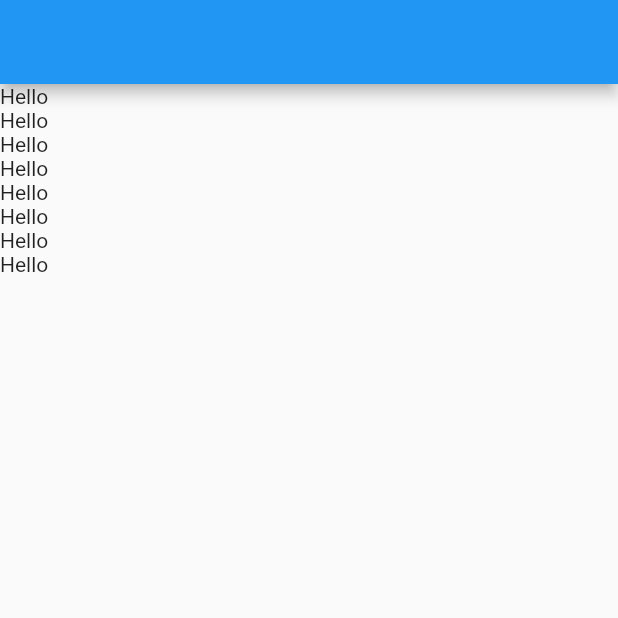
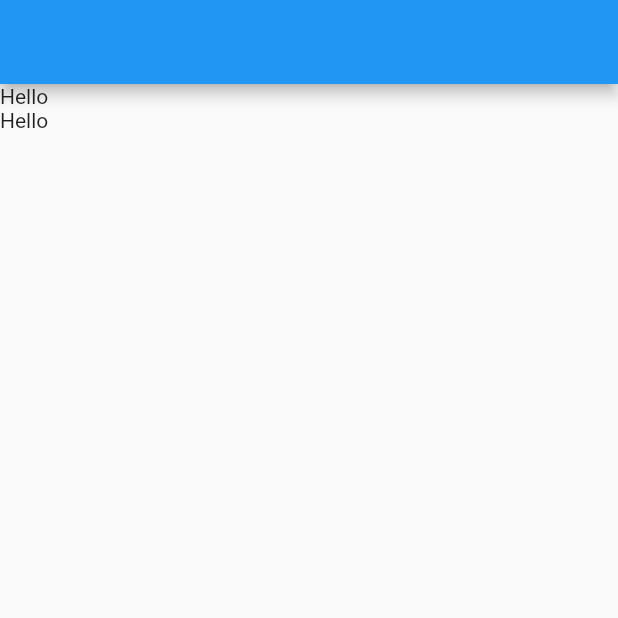
Before and after one commit to jigreg/Flutter-Project, a Flutter app: the screen it shows after launch, on a phone screen of 412 x 824 dp, the top half of it. Run offline on Flutter 3.47's test engine with Material 2 defaults, Android fonts, the light colour scheme and no system bars.

Commit message:
ListView Study

```diff
--- a/lib/main.dart
+++ b/lib/main.dart
@@ -17,12 +17,6 @@ class MyApp extends StatelessWidget {
           children: [
             Text('Hello'),
             Text('Hello'),
-            Text('Hello'),
-            Text('Hello'),
-            Text('Hello'),
-            Text('Hello'),
-            Text('Hello'),
-            Text('Hello'),
           ],
         ),
           )
```
